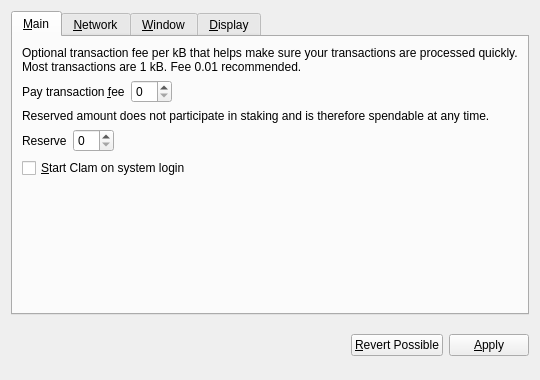
Old version of the form src/qt/forms/optionsdialog.ui in the repository coinkeeper/2015-06-22_18-55_clams.
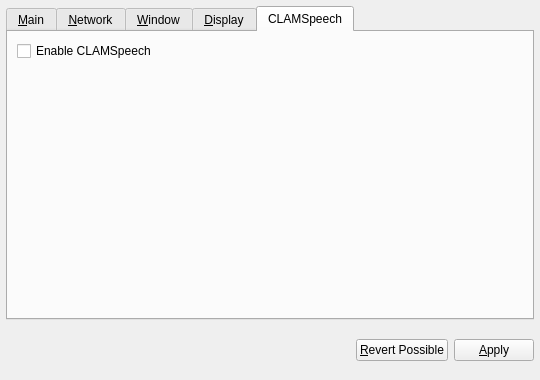
New version of the form. Custom widgets are drawn as their Qt base class.

Patch:
```diff
--- a/src/qt/forms/optionsdialog.ui
+++ b/src/qt/forms/optionsdialog.ui
@@ -11,13 +11,28 @@
    </rect>
   </property>
   <layout class="QVBoxLayout" name="verticalLayout">
+   <property name="leftMargin">
+    <number>6</number>
+   </property>
+   <property name="topMargin">
+    <number>6</number>
+   </property>
+   <property name="rightMargin">
+    <number>6</number>
+   </property>
+   <property name="bottomMargin">
+    <number>6</number>
+   </property>
    <item>
     <widget class="QTabWidget" name="tabWidget">
      <property name="tabPosition">
       <enum>QTabWidget::North</enum>
      </property>
      <property name="currentIndex">
-      <number>0</number>
+      <number>4</number>
+     </property>
+     <property name="elideMode">
+      <enum>Qt::ElideNone</enum>
      </property>
      <widget class="QWidget" name="tabMain">
       <attribute name="title">
@@ -405,6 +420,33 @@
        </item>
       </layout>
      </widget>
+     <widget class="QWidget" name="tabSpeech">
+      <attribute name="title">
+       <string>CLAMSpeech</string>
+      </attribute>
+      <layout class="QGridLayout" name="gridLayout">
+       <item row="0" column="0">
+        <widget class="QCheckBox" name="clamSpeechChecked">
+         <property name="text">
+          <string>Enable CLAMSpeech</string>
+         </property>
+        </widget>
+       </item>
+       <item row="1" column="0">
+        <spacer name="verticalSpacer">
+         <property name="orientation">
+          <enum>Qt::Vertical</enum>
+         </property>
+         <property name="sizeHint" stdset="0">
+          <size>
+           <width>20</width>
+           <height>40</height>
+          </size>
+         </property>
+        </spacer>
+       </item>
+      </layout>
+     </widget>
     </widget>
    </item>
    <item>
@@ -466,9 +508,14 @@
   </layout>
  </widget>
  <customwidgets>
+  <customwidget>
+   <class>QValidatedLineEdit</class>
+   <extends>QLineEdit</extends>
+   <header>qvalidatedlineedit.h</header>
+  </customwidget>
   <customwidget>
    <class>BitcoinAmountField</class>
-   <extends>QSpinBox</extends>
+   <extends>QLineEdit</extends>
    <header>bitcoinamountfield.h</header>
   </customwidget>
   <customwidget>
@@ -476,11 +523,6 @@
    <extends>QComboBox</extends>
    <header>qvaluecombobox.h</header>
   </customwidget>
-  <customwidget>
-   <class>QValidatedLineEdit</class>
-   <extends>QLineEdit</extends>
-   <header>qvalidatedlineedit.h</header>
-  </customwidget>
  </customwidgets>
  <resources/>
  <connections/>
```
Left out of the diff: 1 changed line with no effect on the pictures.
